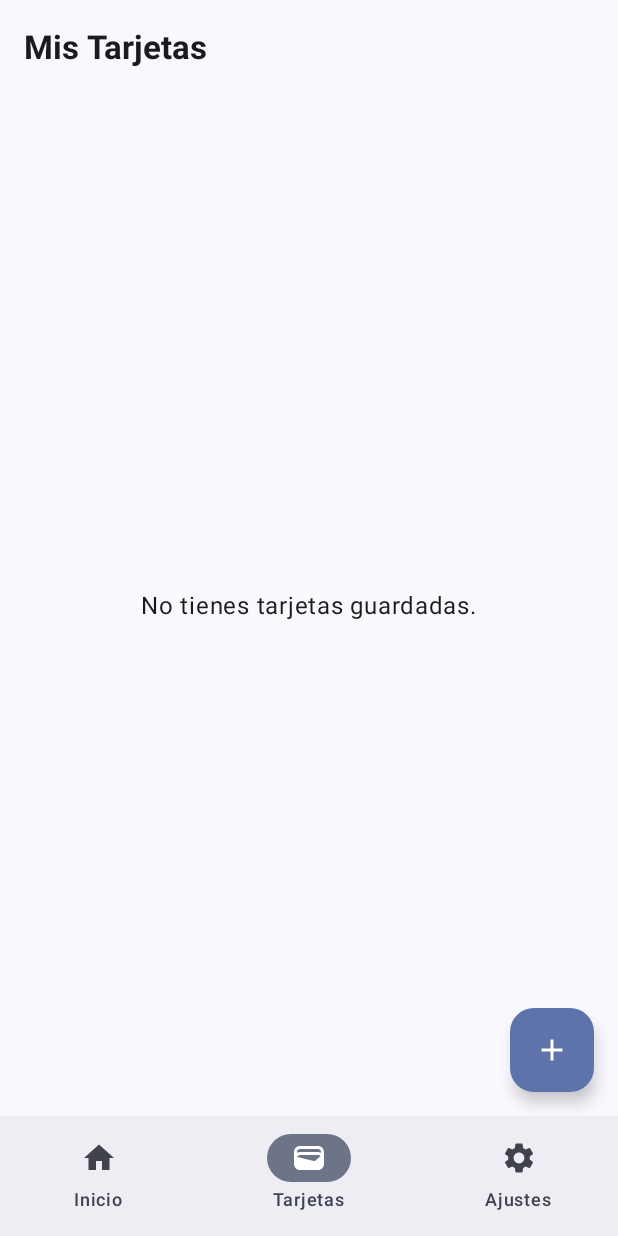
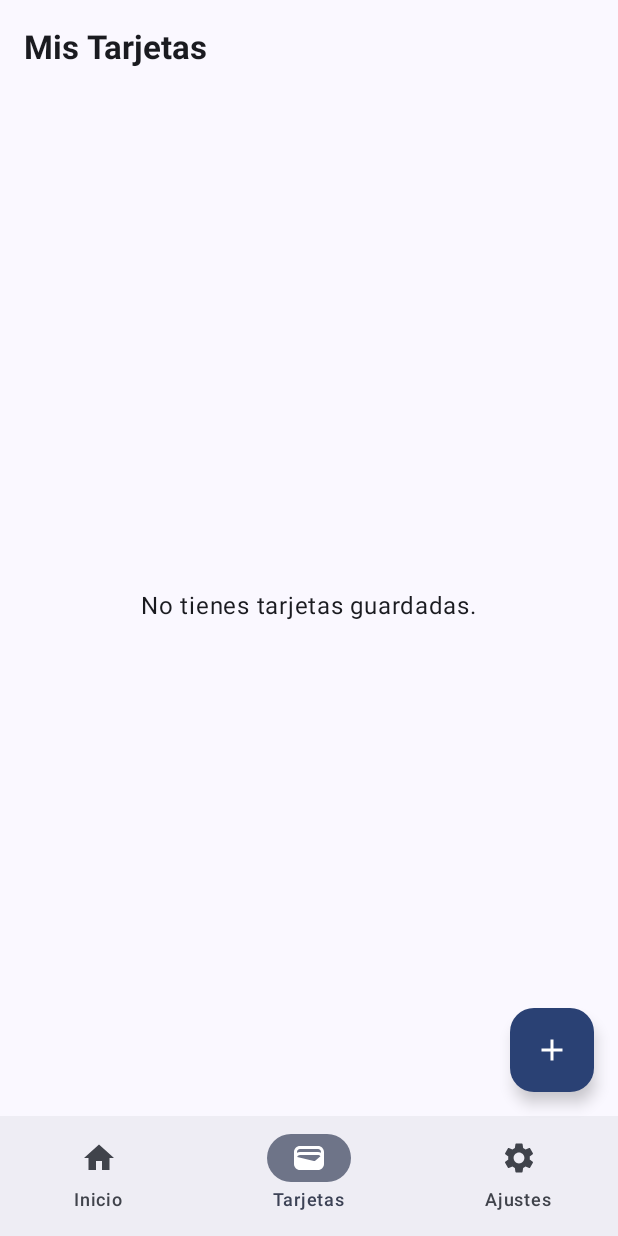
Before and after one commit to afreireo/PortaCedula, an Android app built with Jetpack Compose: the screen it shows after launch (MainActivity), item 2 of the bottom bar chosen, on a phone screen of 412 x 824 dp. Run offline under Robolectric (Android 15) with nearby library versions, the phone set to English and light mode, and no system bars; libraries missing offline, so code that uses them is left out: com.google.mlkit.vision; 1 statement that could not run was skipped.

Commit message:
"Fix FAB"

```diff
--- a/app/src/main/java/com/example/portacedula/CardsScreen.kt
+++ b/app/src/main/java/com/example/portacedula/CardsScreen.kt
@@ -2,7 +2,6 @@ package com.example.portacedula
 
 import android.app.Activity
 import android.net.Uri
-import android.widget.Toast
 import androidx.activity.compose.BackHandler
 import androidx.activity.compose.rememberLauncherForActivityResult
 import androidx.activity.result.IntentSenderRequest
@@ -47,9 +46,7 @@ import com.google.mlkit.vision.documentscanner.GmsDocumentScanningResult
 @Composable
 fun CardsScreen(vm: HomeViewModel) {
     val ui by vm.ui.collectAsState()
-    val context = LocalContext.current
     var viewingCard by remember { mutableStateOf<IdCard?>(null) }
-    var showNameDialog by remember { mutableStateOf(false) }
 
     BackHandler(enabled = ui.selectedCards.isNotEmpty() || ui.isAddingNewCard) {
         if (ui.selectedCards.isNotEmpty()) {
@@ -106,13 +103,6 @@ fun CardsScreen(vm: HomeViewModel) {
                     }
                 }
             )
-        },
-        floatingActionButton = {
-            if (ui.selectedCards.isEmpty()) {
-                FloatingActionButton(onClick = { showNameDialog = true }) {
-                    Icon(Icons.Default.Add, contentDescription = "Añadir")
-                }
-            }
         }
     ) { pad ->
         val contentModifier = Modifier
@@ -153,34 +143,6 @@ fun CardsScreen(vm: HomeViewModel) {
                 }
             }
         }
-    }
-
-    if (showNameDialog) {
-        var name by remember { mutableStateOf("") }
-        AlertDialog(
-            onDismissRequest = { showNameDialog = false },
-            title = { Text("Nueva Tarjeta") },
-            text = {
-                TextField(
-                    value = name,
-                    onValueChange = { name = it },
-                    label = { Text("Nombre de la tarjeta") },
-                    singleLine = true
-                )
-            },
-            confirmButton = {
-                TextButton(onClick = {
-                    if (name.isNotBlank()) {
-                        vm.startAddingCard()
-                        vm.updateDraftName(name)
-                        showNameDialog = false
-                    }
-                }) { Text("Siguiente") }
-            },
-            dismissButton = {
-                TextButton(onClick = { showNameDialog = false }) { Text("Cancelar") }
-            }
-        )
     }
 
     if (viewingCard != null) {
--- a/app/src/main/java/com/example/portacedula/HomeScreen.kt
+++ b/app/src/main/java/com/example/portacedula/HomeScreen.kt
@@ -137,17 +137,6 @@ fun HomeScreen(vm: HomeViewModel) {
                     }
                 }
             )
-        },
-        floatingActionButton = {
-            if (card != null && ui.selectedPart == null) {
-                FloatingActionButton(
-                    onClick = { PdfGenerator.generateAndShare(context, card) },
-                    containerColor = MaterialTheme.colorScheme.primary,
-                    contentColor = MaterialTheme.colorScheme.onPrimary
-                ) {
-                    Icon(Icons.Default.Share, contentDescription = "Compartir")
-                }
-            }
         }
     ) { pad ->
         Box(Modifier.fillMaxSize()) {
--- a/app/src/main/java/com/example/portacedula/MainActivity.kt
+++ b/app/src/main/java/com/example/portacedula/MainActivity.kt
@@ -5,25 +5,24 @@ import androidx.activity.ComponentActivity
 import androidx.activity.compose.BackHandler
 import androidx.activity.compose.setContent
 import androidx.activity.enableEdgeToEdge
-import androidx.compose.foundation.layout.consumeWindowInsets
-import androidx.compose.foundation.layout.fillMaxSize
-import androidx.compose.foundation.layout.padding
+import androidx.compose.animation.*
+import androidx.compose.foundation.layout.*
 import androidx.compose.foundation.pager.HorizontalPager
 import androidx.compose.foundation.pager.rememberPagerState
 import androidx.compose.material.icons.Icons
+import androidx.compose.material.icons.filled.Add
 import androidx.compose.material.icons.filled.Home
 import androidx.compose.material.icons.filled.Settings
+import androidx.compose.material.icons.filled.Share
 import androidx.compose.material.icons.filled.Wallet
 import androidx.compose.material3.*
-import androidx.compose.runtime.Composable
-import androidx.compose.runtime.collectAsState
-import androidx.compose.runtime.getValue
-import androidx.compose.runtime.rememberCoroutineScope
+import androidx.compose.runtime.*
 import androidx.compose.ui.Modifier
+import androidx.compose.ui.platform.LocalContext
+import androidx.compose.ui.unit.dp
 import androidx.lifecycle.ViewModel
 import androidx.lifecycle.ViewModelProvider
 import androidx.lifecycle.viewmodel.compose.viewModel
-import androidx.navigation.NavDestination.Companion.hierarchy
 import androidx.navigation.compose.NavHost
 import androidx.navigation.compose.composable
 import androidx.navigation.compose.rememberNavController
@@ -78,15 +77,13 @@ class MainActivity : ComponentActivity() {
 fun MainPagerScreen(vm: HomeViewModel) {
     val ui by vm.ui.collectAsState()
     val scope = rememberCoroutineScope()
+    val context = LocalContext.current
 
-    // Configuración del Pager con 3 páginas (Inicio, Tarjetas, Ajustes)
     val pagerState = rememberPagerState(pageCount = { 3 })
+    var showNameDialog by remember { mutableStateOf(false) }
 
-    // Determinamos si hay overlays activos (Zoom, Selección, etc) que deban cerrarse primero
     val isOverlayActive = ui.isAddingNewCard || ui.selectedCards.isNotEmpty() || ui.selectedPart != null || ui.showZoom != null
 
-    // NAVEGACIÓN INTELIGENTE DEL BOTÓN ATRÁS:
-    // Siempre volvemos a la pestaña 0 (Inicio) desde la 1 o 2 si no hay nada abierto.
     BackHandler(enabled = pagerState.currentPage != 0 && !isOverlayActive) {
         scope.launch {
             pagerState.animateScrollToPage(0)
@@ -122,6 +119,34 @@ fun MainPagerScreen(vm: HomeViewModel) {
                     }
                 }
             }
+        },
+        floatingActionButton = {
+            val currentPage = pagerState.currentPage
+            val showFab = !ui.isAddingNewCard && when (currentPage) {
+                0 -> ui.favoriteCard != null && ui.selectedPart == null
+                1 -> ui.selectedCards.isEmpty()
+                else -> false
+            }
+
+            AnimatedVisibility(
+                visible = showFab,
+                enter = fadeIn() + scaleIn(),
+                exit = fadeOut() + scaleOut()
+            ) {
+                FloatingActionButton(
+                    onClick = {
+                        when (currentPage) {
+                            0 -> ui.favoriteCard?.let { PdfGenerator.generateAndShare(context, it) }
+                            1 -> showNameDialog = true
+                        }
+                    },
+                    containerColor = MaterialTheme.colorScheme.primary,
+                    contentColor = MaterialTheme.colorScheme.onPrimary
+                ) {
+                    val icon = if (currentPage == 0) Icons.Default.Share else Icons.Default.Add
+                    Icon(icon, contentDescription = null)
+                }
+            }
         }
     ) { innerPadding ->
         HorizontalPager(
@@ -131,7 +156,6 @@ fun MainPagerScreen(vm: HomeViewModel) {
                 .padding(innerPadding)
                 .consumeWindowInsets(innerPadding),
             userScrollEnabled = !isOverlayActive,
-            // CLAVE: Mantener todas las páginas vivas para que la tarjeta 3D no se destruya
             beyondViewportPageCount = 2
         ) { pageIndex ->
             when (pageIndex) {
@@ -141,4 +165,32 @@ fun MainPagerScreen(vm: HomeViewModel) {
             }
         }
     }
+
+    if (showNameDialog) {
+        var name by remember { mutableStateOf("") }
+        AlertDialog(
+            onDismissRequest = { showNameDialog = false },
+            title = { Text("Nueva Tarjeta") },
+            text = {
+                TextField(
+                    value = name,
+                    onValueChange = { name = it },
+                    label = { Text("Nombre de la tarjeta") },
+                    singleLine = true
+                )
+            },
+            confirmButton = {
+                TextButton(onClick = {
+                    if (name.isNotBlank()) {
+                        vm.startAddingCard()
+                        vm.updateDraftName(name)
+                        showNameDialog = false
+                    }
+                }) { Text("Siguiente") }
+            },
+            dismissButton = {
+                TextButton(onClick = { showNameDialog = false }) { Text("Cancelar") }
+            }
+        )
+    }
 }
```
